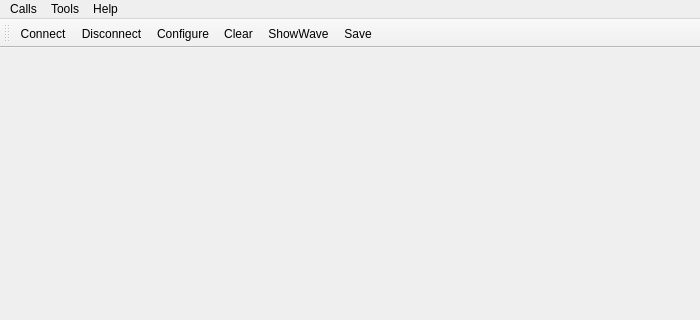
First picture: the form in mainwindow.ui, repository fangchuan/serialPortHelper, before the edit; both pictures show x 0 to 700 and y 0 to 320 of the 700 by 500 pixel window.
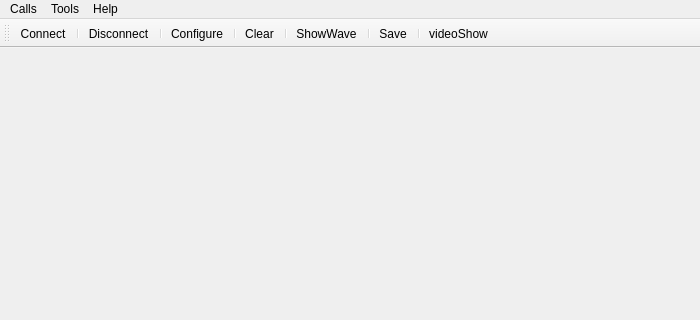
Second picture: the form after the edit. Icons and pictures are not drawn.

```diff
--- a/mainwindow.ui
+++ b/mainwindow.ui
@@ -67,11 +67,18 @@
     <bool>false</bool>
    </attribute>
    <addaction name="actionConnect"/>
+   <addaction name="separator"/>
    <addaction name="actionDisconnect"/>
+   <addaction name="separator"/>
    <addaction name="actionConfigure"/>
+   <addaction name="separator"/>
    <addaction name="actionClear"/>
+   <addaction name="separator"/>
    <addaction name="actionShowWave"/>
+   <addaction name="separator"/>
    <addaction name="actionSave"/>
+   <addaction name="separator"/>
+   <addaction name="actionVideo"/>
   </widget>
   <widget class="QStatusBar" name="statusBar"/>
   <action name="actionAbout">
@@ -186,6 +193,15 @@
     <string>Ctrl+S</string>
    </property>
   </action>
+  <action name="actionVideo">
+   <property name="icon">
+    <iconset resource="terminal.qrc">
+     <normaloff>:/images/video.png</normaloff>:/images/video.png</iconset>
+   </property>
+   <property name="text">
+    <string>videoShow</string>
+   </property>
+  </action>
  </widget>
  <layoutdefault spacing="6" margin="11"/>
  <resources>
```
